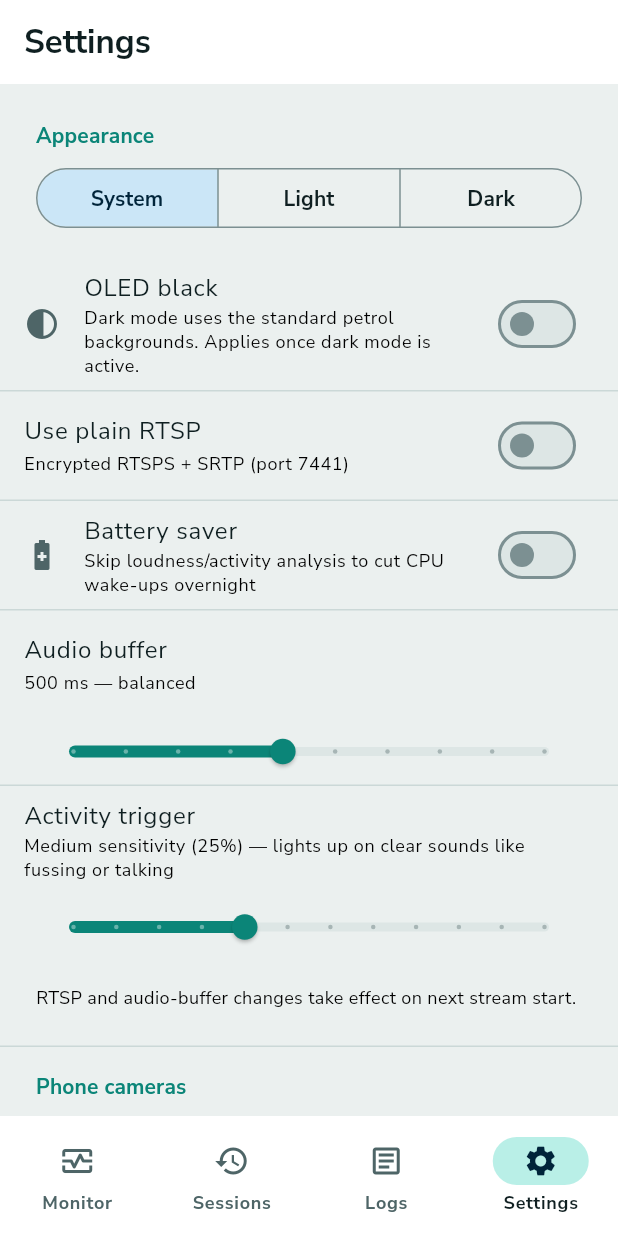
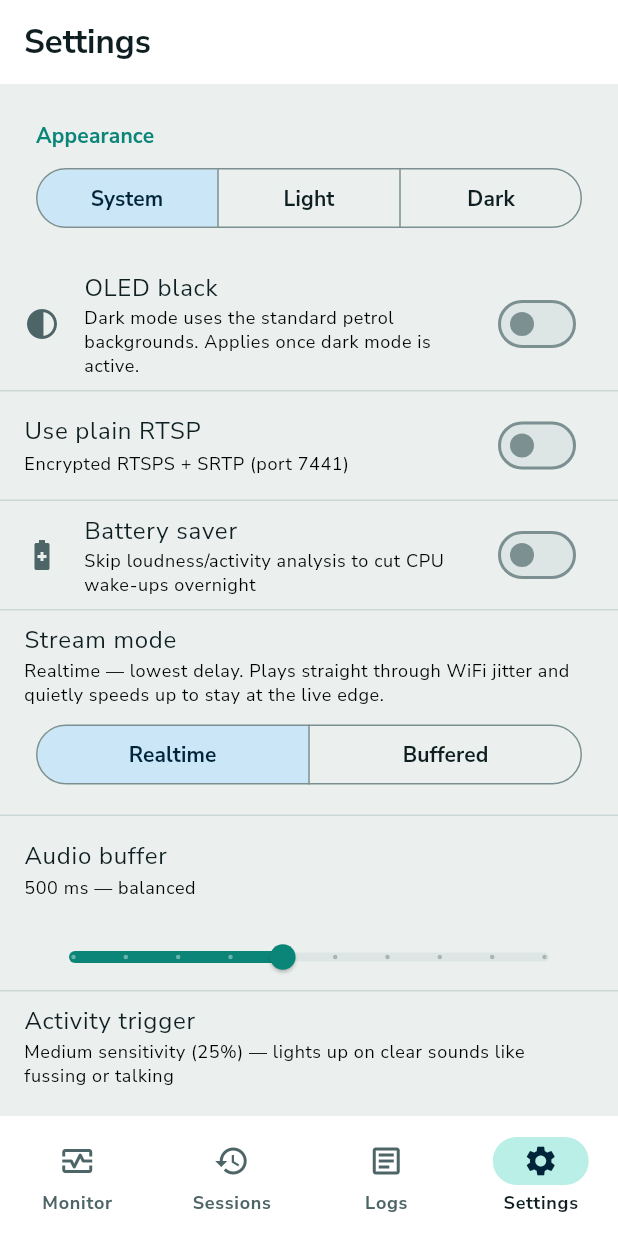
Before and after one commit to fvoska/rtsp-mixer, a Flutter app: the SettingsScreen screen opened by its route, on a phone screen of 412 x 824 dp. Run offline on Flutter 3.47's test engine with Material 3 defaults, Android fonts, the phone set to English and light mode, and no system bars; our stand-ins replace audio_service, connectivity_plus, dio, flutter_local_notifications, flutter_riverpod, flutter_secure_storage and 4 more; missing offline and left inert: dart:ffi, flutter_foreground_task, media_kit, media_kit_video, mobile_scanner, record; accounts and stored records are empty.

Commit message:
feat(settings): Realtime / Buffered stream mode control with a buffer delay slider
Co-Authored-By: Claude Fable 5.1 <noreply@anthropic.com>
Claude-Session: https://claude.ai/code/session_01VZc3gP3L7MHBQbY19eRzrq

```diff
--- a/lib/features/settings/screens/settings_screen.dart
+++ b/lib/features/settings/screens/settings_screen.dart
@@ -109,6 +109,69 @@ class SettingsScreen extends ConsumerWidget {
             onChanged: notifier.setBatterySaverMode,
             secondary: const Icon(Icons.battery_saver_outlined),
           ),
+          const Divider(height: 1),
+          ListTile(
+            title: const Text('Stream mode'),
+            subtitle: Text(
+              settings.streamMode == StreamMode.realtime
+                  ? 'Realtime — lowest delay. Plays straight through WiFi '
+                      'jitter and quietly speeds up to stay at the live edge.'
+                  : 'Buffered — holds ${_delayLabel(settings.bufferedDelaySeconds)} '
+                      'of audio so a flaky WiFi never interrupts; always that '
+                      'far behind live.',
+              style: theme.textTheme.bodySmall,
+            ),
+          ),
+          Padding(
+            padding: const EdgeInsets.fromLTRB(
+              Spacing.lg,
+              0,
+              Spacing.lg,
+              Spacing.md,
+            ),
+            child: SegmentedButton<StreamMode>(
+              showSelectedIcon: false,
+              segments: const [
+                ButtonSegment(
+                  value: StreamMode.realtime,
+                  label: Text('Realtime'),
+                ),
+                ButtonSegment(
+                  value: StreamMode.buffered,
+                  label: Text('Buffered'),
+                ),
+              ],
+              selected: {settings.streamMode},
+              onSelectionChanged: (selection) {
+                if (selection.isEmpty) return;
+                notifier.setStreamMode(selection.first);
+              },
+            ),
+          ),
+          if (settings.streamMode == StreamMode.buffered) ...[
+            ListTile(
+              title: const Text('Buffer delay'),
+              subtitle: Text(
+                '${_delayLabel(settings.bufferedDelaySeconds)} behind live — '
+                'the stream pauses to refill this much after a dropout',
+                style: theme.textTheme.bodySmall,
+              ),
+            ),
+            Padding(
+              padding: const EdgeInsets.symmetric(horizontal: Spacing.lg),
+              child: Slider(
+                value: settings.bufferedDelaySeconds,
+                min: kMinBufferedDelaySeconds,
+                max: kMaxBufferedDelaySeconds,
+                // 0.5 s steps from 0.5 s to 5 s.
+                divisions: 9,
+                label: _delayLabel(settings.bufferedDelaySeconds),
+                onChanged: (v) => notifier.setBufferedDelaySeconds(
+                  (v * 2).round() / 2.0,
+                ),
+              ),
+            ),
+          ],
           const Divider(height: 1),
           ListTile(
             title: const Text('Audio buffer'),
@@ -327,6 +390,8 @@ class SettingsScreen extends ConsumerWidget {
   /// The threshold is a fraction of the level meter, which measures sound
   /// relative to the room's own quiet level — so the copy talks about how
   /// far above quiet a card lights, not about absolute loudness.
+  String _delayLabel(double seconds) => '${seconds.toStringAsFixed(1)} s';
+
   String _levelLabel(double v) {
     final pct = (v * 100).round();
     if (v < 0.2) {
```
Also changed, not shown: 3 other files.
